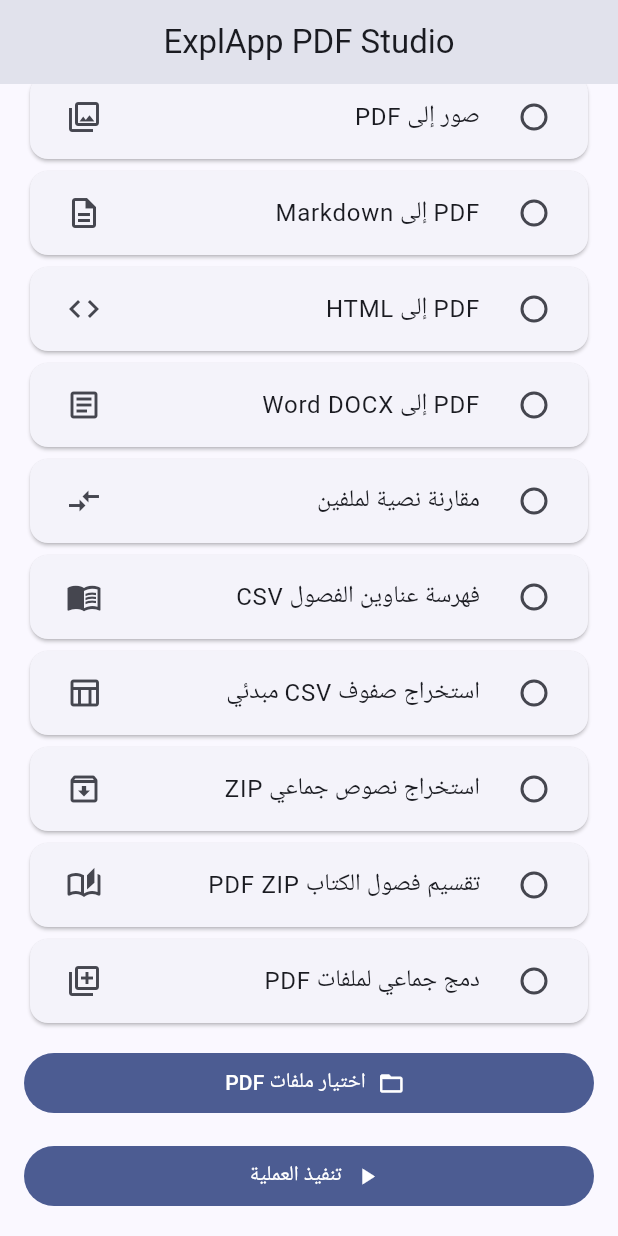
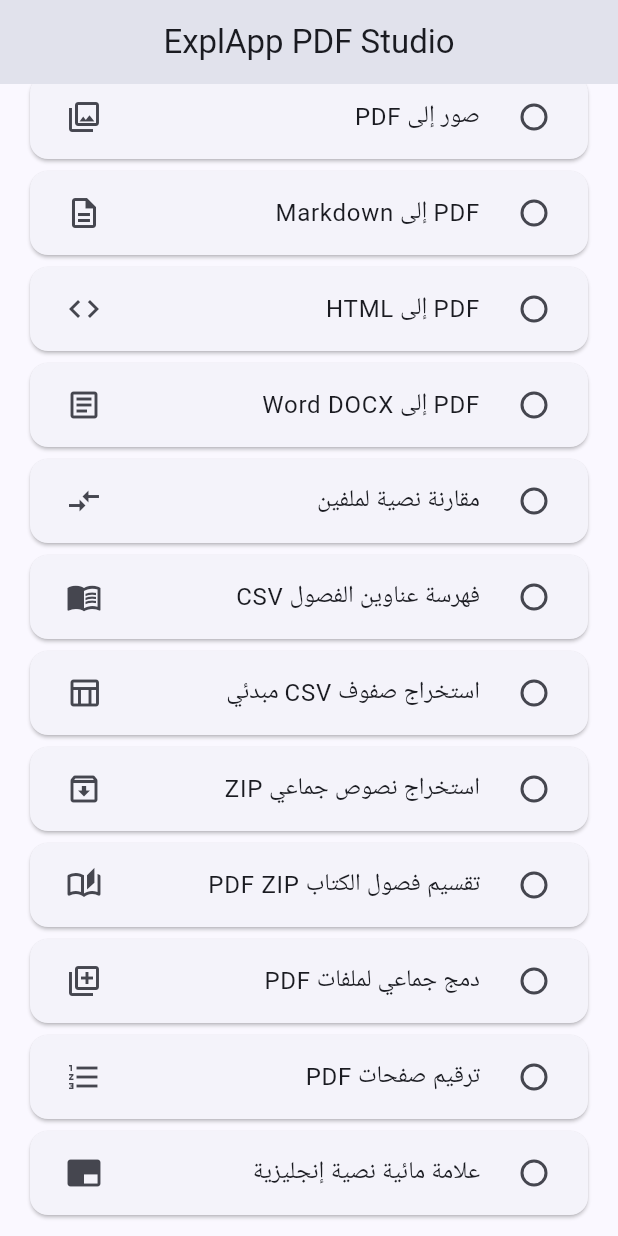
Before and after one commit to aljwaal1/ExplApp-PDF-Studio, a Flutter app: the screen it shows after launch, scrolled down 826 dp, on a phone screen of 412 x 824 dp. Run offline on Flutter 3.47's test engine with Material 3 defaults, Android fonts, the phone set to English and light mode, and no system bars; our stand-ins replace file_picker, open_filex, share_plus.

Commit message:
feat(flutter): native PDF page numbers and restricted Latin text watermark

```diff
--- a/flutter_native/lib/main.dart
+++ b/flutter_native/lib/main.dart
@@ -95,6 +95,8 @@ class _StudioHomeState extends State<StudioHome> {
       ('batch','استخراج نصوص جماعي ZIP',Icons.archive_outlined),
       ('chapterpdf','تقسيم فصول الكتاب PDF ZIP',Icons.auto_stories_outlined),
       ('batchmerge','دمج جماعي لملفات PDF',Icons.library_add_outlined),
+      ('number','ترقيم صفحات PDF',Icons.format_list_numbered),
+      ('watermark','علامة مائية نصية إنجليزية',Icons.branding_watermark),
     ];
     return Scaffold(
       appBar: AppBar(title: const Text('ExplApp PDF Studio'),centerTitle:true),
@@ -118,6 +120,7 @@ class _StudioHomeState extends State<StudioHome> {
         ...files.map((f)=>ListTile(dense:true,leading:const Icon(Icons.picture_as_pdf),title:Text(f.split('/').last,maxLines:1,overflow:TextOverflow.ellipsis))),
         if (mode=='split' || mode=='delete' || mode=='reorder') TextField(controller:pages,decoration:InputDecoration(labelText:mode=='delete'?'الصفحات المراد حذفها':mode=='reorder'?'الترتيب الجديد لكل الصفحات':'الصفحات المراد استخراجها',helperText:mode=='reorder'?'مثال لملف من 4 صفحات: 3,1,4,2':'مثال: 1-3,5'),keyboardType:TextInputType.text),
         if (mode=='markdown' || mode=='html' || mode=='docx' || mode=='tables') const Padding(padding:EdgeInsets.symmetric(vertical:8),child:Text('تحويل النصوص القابلة للاستخراج فقط؛ لا يحافظ هذا الإصدار على التخطيط والصور والجداول الأصلية.')),
+        if (mode=='watermark') TextField(controller:query,decoration:const InputDecoration(labelText:'نص العلامة المائية (أحرف لاتينية)')),
         if (mode=='search') TextField(controller:query,decoration:const InputDecoration(labelText:'الكلمة أو العبارة المراد البحث عنها')),
         if (mode=='blank') const Padding(padding:EdgeInsets.symmetric(vertical:8),child:Text('سيُفحص محتوى الصفحات بصريًا بدقة منخفضة. تأكد من الملف الناتج قبل حذف الأصل.')),
         if (mode=='rotate') DropdownButtonFormField<String>(
```
